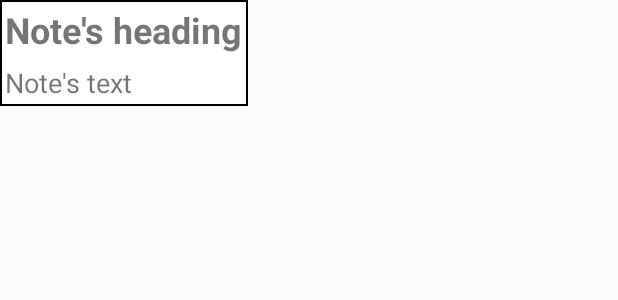
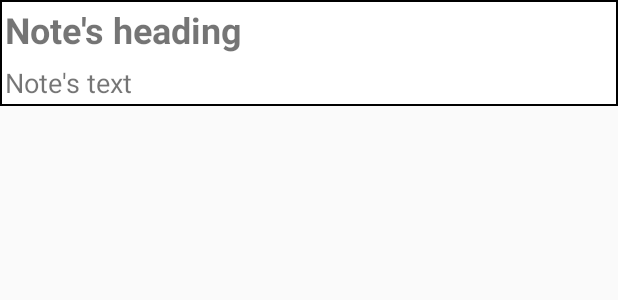
Before and after one commit to RomchiLolchi/SchoolDiary, an Android app: the layout note_item_layout.xml on its own in the app's theme, with its tools: preview values and no code run, on a phone screen of 412 x 824 dp. Shown: the top 300 px of the screen. Run offline under Robolectric (Android 15) with nearby library versions, the phone set to English and light mode, and no system bars; Roboto replaces fonts that are not available here.

Commit message:
Some problems were solved

```diff
--- /dev/null
+++ b/app/src/main/res/drawable/add_note_image.xml
@@ -0,0 +1,5 @@
+<vector android:height="40dp" android:tint="@color/colorBlue"
+    android:viewportHeight="24.0" android:viewportWidth="24.0"
+    android:width="40dp" xmlns:android="http://schemas.android.com/apk/res/android">
+    <path android:fillColor="#FF000000" android:pathData="M19,13h-6v6h-2v-6H5v-2h6V5h2v6h6v2z"/>
+</vector>
--- a/app/src/main/res/layout/activity_diary.xml
+++ b/app/src/main/res/layout/activity_diary.xml
@@ -15,7 +15,7 @@
             android:id="@+id/new_user_layout"
             android:layout_width="match_parent"
             android:layout_height="match_parent"
-            android:visibility="visible"
+            android:visibility="invisible"
             app:layout_constraintBottom_toBottomOf="parent"
             app:layout_constraintEnd_toEndOf="parent"
             app:layout_constraintStart_toStartOf="parent"
@@ -75,7 +75,7 @@
             android:id="@+id/old_user_layout"
             android:layout_width="match_parent"
             android:layout_height="match_parent"
-            android:visibility="invisible"
+            android:visibility="visible"
             app:layout_constraintBottom_toBottomOf="parent"
             app:layout_constraintEnd_toEndOf="parent"
             app:layout_constraintStart_toStartOf="parent"
@@ -141,7 +141,7 @@
             android:layout_marginBottom="102dp"
             android:background="@drawable/white_border"
             android:clickable="false"
-            android:visibility="visible"
+            android:visibility="invisible"
             app:layout_constraintBottom_toBottomOf="@+id/old_user_layout"
             app:layout_constraintEnd_toEndOf="parent"
             app:layout_constraintStart_toStartOf="parent"
--- a/app/src/main/res/layout/note_item_layout.xml
+++ b/app/src/main/res/layout/note_item_layout.xml
@@ -1,9 +1,15 @@
 <?xml version="1.0" encoding="utf-8"?>
 <LinearLayout xmlns:android="http://schemas.android.com/apk/res/android"
     xmlns:tools="http://schemas.android.com/tools"
+    android:layout_width="match_parent"
+    android:layout_height="wrap_content"
+    android:background="@android:color/transparent"
+    android:orientation="vertical">
+
+    <LinearLayout
         android:id="@+id/note_item_layout"
-    android:layout_width="wrap_content"
-    android:layout_height="wrap_content"
+        android:layout_width="match_parent"
+        android:layout_height="match_parent"
         android:background="@drawable/white_border"
         android:orientation="vertical">
 
@@ -37,4 +43,11 @@
             android:layout_margin="3dp"
             android:text="@string/notes_maintext_text"
             android:textSize="18sp" />
+
     </LinearLayout>
+
+    <Space
+        android:layout_width="match_parent"
+        android:layout_height="10dp" />
+
+</LinearLayout>
--- a/build.gradle
+++ b/build.gradle
@@ -8,7 +8,7 @@ buildscript {
 
     }
     dependencies {
-        classpath 'com.android.tools.build:gradle:3.6.0'
+        classpath 'com.android.tools.build:gradle:3.6.1'
         classpath "org.jetbrains.kotlin:kotlin-gradle-plugin:$kotlin_version"
         classpath 'com.google.gms:google-services:4.3.3'
         // NOTE: Do not place your application dependencies here; they belong
```
Also changed, not shown: app/src/main/java/com/easyeducation/schooldiary/NotesActivity.kt (+63 -36 lines), app/src/main/res/layout/activity_notes.xml (+29 -3 lines). Lines whose indentation alone changed are shown as unchanged.
